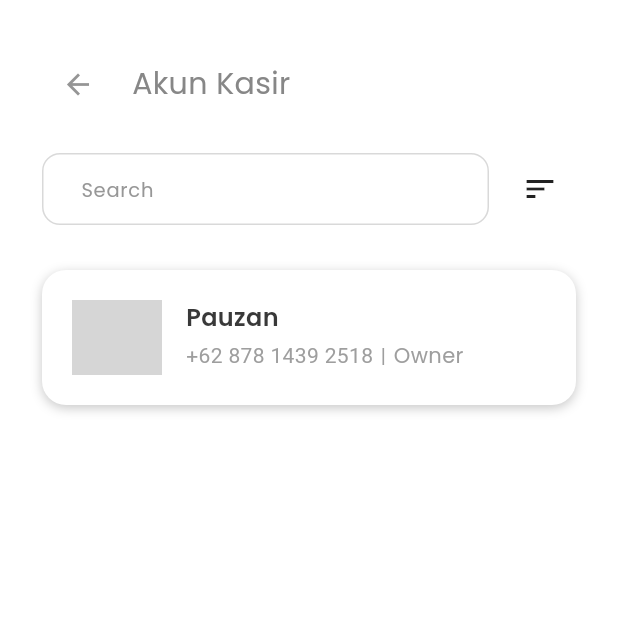
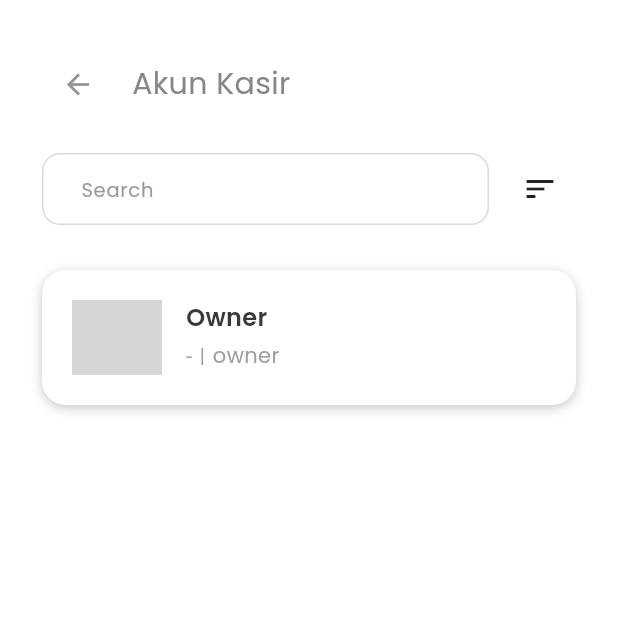
Before and after one commit to JansMoriarty/kasmini_app, a Flutter app: the HomePage screen opened directly, after a tap on "Akun Kasir", on a phone screen of 412 x 824 dp, the top half of it. Run offline on Flutter 3.47's test engine with Material 3 defaults, Android fonts, the phone set to English and light mode, and no system bars; our stand-ins replace flutter_bloc, get_it, google_nav_bar, image_picker, lottie, shared_preferences and 1 more; accounts and stored records are empty; project files that could hold a hidden picture were left out; grey boxes are pictures that could not be loaded.

Commit message:
add akun kasir get all data

```diff
--- a/lib/data/datasources/kasir_local_data_source.dart
+++ b/lib/data/datasources/kasir_local_data_source.dart
@@ -7,15 +7,16 @@ class KasirLocalDataSource {
 
   KasirLocalDataSource(this.database);
 
-  Future<List<Kasir>?> getAllKasir({Map<String, dynamic> filter = const {}}) async {
-    String whereClause = '';
-    List<dynamic> whereArgs = [];
+  Future<List<Kasir>?> getAllKasir(
+      {Map<String, dynamic> filter = const {}}) async {
+    try {
+      String? whereClause;
+      List<dynamic>? whereArgs;
 
     if (filter.isNotEmpty) {
-      filter.forEach((key, value) {
-        whereClause += whereClause.isEmpty ? '$key = ?' : ' AND $key = ?';
-        whereArgs.add(value);
-      });
+      final conditions = filter.entries.map((entry) => '${entry.key} = ?');
+      whereClause = conditions.join(' AND ');
+      whereArgs = filter.values.toList();
     }
 
       final query = await database.query(
@@ -29,9 +30,14 @@ class KasirLocalDataSource {
       }
 
       return query.map((kasir) => KasirModel.fromMap(kasir)).toList();
+    } catch (e) {
+      print('Error KasirLocalDataSource getAllKasir: ${e.toString()}');
+      return null;
+    }
   }
 
   Future<Kasir?> getKasir({Map<String, dynamic> filter = const {}}) async {
+    try {
       String whereClause = '';
       List<dynamic> whereArgs = [];
 
@@ -54,9 +60,14 @@ class KasirLocalDataSource {
       }
 
       return KasirModel.fromMap(query.first);
+    } catch (e) {
+      print('Error KasirLocalDataSource getAllKasir: ${e.toString()}');
+      return null;
+    }
   }
 
   Future<void> addKasir(Kasir newKasir) async {
+    try {
       final kasirModel = KasirModel(
         id: newKasir.id,
         nama: newKasir.nama,
@@ -69,9 +80,13 @@ class KasirLocalDataSource {
         'kasir',
         kasirModel.toMap(),
       );
+    } catch (e) {
+      print('Error KasirLocalDataSource addKasir: ${e.toString()}');
+    }
   }
 
   Future<void> updateKasir(Kasir kasir) async {
+    try {
       final kasirModel = KasirModel(
         id: kasir.id,
         nama: kasir.nama,
@@ -86,13 +101,20 @@ class KasirLocalDataSource {
         where: 'id = ?',
         whereArgs: [kasir.id],
       );
+    } catch (e) {
+      print('Error KasirLocalDataSource updateKasir: ${e.toString()}');
+    }
   }
 
   Future<void> deleteKasir(int id) async {
+    try {
       await database.delete(
         'kasir',
         where: 'id = ?',
         whereArgs: [id],
       );
+    } catch (e) {
+      print('Error KasirLocalDataSource deleteKasir: ${e.toString()}');
     }
   }
+}
--- a/lib/data/models/kasir_model.dart
+++ b/lib/data/models/kasir_model.dart
@@ -11,11 +11,11 @@ class KasirModel extends Kasir {
 
   factory KasirModel.fromMap(Map<String, dynamic> map) {
     return KasirModel(
-      id: map['id'],
-      nama: map['nama'],
-      noHp: map['noHp'],
-      pin: map['pin'],
-      role: map['role'],
+      id: map['id'] as int,
+      nama: map['nama'] ?? '',
+      noHp: map['noHp'] as String?,
+      pin: map['pin'] ?? '',
+      role: map['role'] ?? '',
     );
   }
 
--- a/lib/domain/entities/kasir.dart
+++ b/lib/domain/entities/kasir.dart
@@ -1,7 +1,7 @@
 class Kasir {
-  final int id;
+  final int? id;
   final String nama;
-  final String noHp;
+  final String? noHp;
   final String pin;
   final String role;
 
--- /dev/null
+++ b/lib/presentation/bloc/kasir/kasir_event.dart
@@ -0,0 +1,43 @@
+abstract class KasirEvent {
+  const KasirEvent();
+}
+
+class LoadKasir extends KasirEvent {}
+
+class AddKasir extends KasirEvent {
+  final String nama;
+  final String? noHp;
+  final String pin;
+  final String role;
+
+  const AddKasir({
+    required this.nama,
+    this.noHp,
+    required this.pin,
+    required this.role,
+  });
+}
+
+class UpdateKasir extends KasirEvent {
+  final int id;
+  final String nama;
+  final String? noHp;
+  final String pin;
+  final String role;
+
+  const UpdateKasir({
+    required this.id,
+    required this.nama,
+    this.noHp,
+    required this.pin,
+    required this.role,
+  });
+}
+
+class DeleteKasir extends KasirEvent {
+  final int id;
+
+  const DeleteKasir({
+    required this.id,
+  });
+}
--- /dev/null
+++ b/lib/presentation/bloc/kasir/kasir_state.dart
@@ -0,0 +1,27 @@
+import 'package:kasmini_app/domain/entities/kasir.dart';
+
+enum KasirStatus { initial, loading, loaded, error }
+
+class KasirState {
+  final KasirStatus status;
+  final List<Kasir> kasirData;
+  final String? errorMessage;
+
+  const KasirState({
+    this.status = KasirStatus.initial,
+    this.kasirData = const [],
+    this.errorMessage,
+  });
+
+  KasirState copyWith({
+    KasirStatus? status,
+    List<Kasir>? kasirData,
+    String? errorMessage,
+  }) {
+    return KasirState(
+      status: status ?? this.status,
+      kasirData: kasirData ?? this.kasirData,
+      errorMessage: errorMessage ?? this.errorMessage,
+    );
+  }
+}
--- a/lib/presentation/design/card_account.dart
+++ b/lib/presentation/design/card_account_widget.dart
@@ -1,25 +1,13 @@
 import 'package:flutter/material.dart';
+import 'package:kasmini_app/domain/entities/kasir.dart';
 import 'package:kasmini_app/presentation/views/account/edit_akun.dart';
 
-class CardAccount extends StatelessWidget {
-  const CardAccount({super.key});
+class CardAccountWidget extends StatelessWidget {
+  final Kasir kasir;
 
-  @override
-  Widget build(BuildContext context) {
-    return Scaffold(
-      body: Padding(
-        padding: const EdgeInsets.all(8.0),
-        child: Center(
-          child: AccountWidget(),
-        ),
-      ),
-    );
-  }
-}
-
-class AccountWidget extends StatelessWidget {
-  const AccountWidget({
+  const CardAccountWidget({
     super.key,
+    required this.kasir,
   });
 
   @override
@@ -54,9 +42,9 @@ class AccountWidget extends StatelessWidget {
             const SizedBox(width: 16),
             Column(
               crossAxisAlignment: CrossAxisAlignment.start,
-              children: const [
+              children: [
                 Text(
-                  'Pauzan',
+                  kasir.nama,
                   style: TextStyle(
                       color: Color.fromARGB(255, 57, 57, 57),
                       fontSize: 16,
@@ -67,7 +55,7 @@ class AccountWidget extends StatelessWidget {
                 Row(
                   children: [
                     Text(
-                      '+62 878 1439 2518',
+                      kasir.noHp ?? '-',
                       style: TextStyle(
                         fontSize: 14,
                         color: Colors.grey,
@@ -87,7 +75,7 @@ class AccountWidget extends StatelessWidget {
                       width: 5,
                     ),
                     Text(
-                      'Owner',
+                      kasir.role,
                       style: TextStyle(
                           fontSize: 14,
                           color: Colors.grey,
--- /dev/null
+++ b/lib/presentation/design/home/welcome_card_widget.dart
@@ -0,0 +1,46 @@
+  import 'package:flutter/material.dart';
+  import 'package:flutter_bloc/flutter_bloc.dart';
+  import 'package:kasmini_app/domain/entities/kasir.dart';
+  import 'package:kasmini_app/presentation/bloc/kasir/current_kasir_cubit.dart';
+
+  class WelcomeCardWidget extends StatelessWidget {
+    const WelcomeCardWidget({super.key});
+
+    @override
+    Widget build(BuildContext context) {
+      return BlocBuilder<CurrentKasirCubit, Kasir?>(
+        builder: (context, currKasir) => Row(
+          mainAxisAlignment: MainAxisAlignment.spaceBetween,
+          children: [
+            Column(
+              crossAxisAlignment: CrossAxisAlignment.start,
+              mainAxisAlignment: MainAxisAlignment.start,
+              children: [
+                Text(
+                  "Selamat Datang!",
+                  style: TextStyle(
+                      fontSize: 14,
+                      color: Colors.grey,
+                      fontFamily: 'Poppins',
+                      fontWeight: FontWeight.w600),
+                ),
+                SizedBox(height: 4),
+                Text(
+                  currKasir?.nama ?? 'User',
+                  style: TextStyle(
+                      fontSize: 20,
+                      color: Color(0xFF5755FE),
+                      fontWeight: FontWeight.bold,
+                      fontFamily: 'Poppins'),
+                ),
+              ],
+            ),
+            const CircleAvatar(
+              radius: 25,
+              backgroundImage: AssetImage('assets/images/avatar.jpg'),
+            ),
+          ],
+        ),
+      );
+    }
+  }
--- /dev/null
+++ b/lib/presentation/pages/home/kasir_page.dart
@@ -0,0 +1,17 @@
+import 'package:flutter/material.dart';
+import 'package:flutter_bloc/flutter_bloc.dart';
+import 'package:get_it/get_it.dart';
+import 'package:kasmini_app/presentation/bloc/kasir/kasir_bloc.dart';
+import 'package:kasmini_app/presentation/views/account/kasir_view.dart';
+
+class KasirPage extends StatelessWidget {
+  const KasirPage({super.key});
+
+  @override
+  Widget build(BuildContext context) {
+    return BlocProvider(
+      create: (context) => GetIt.instance.get<KasirBloc>(),
+      child: KasirView(),
+    );
+  }
+}
--- a/lib/presentation/views/account/akun_kasir.dart
+++ b/lib/presentation/views/account/kasir_view.dart
@@ -1,9 +1,25 @@
 import 'package:flutter/material.dart';
-import 'package:kasmini_app/presentation/design/card_account.dart';
-import 'package:kasmini_app/presentation/views/main_view.dart';
+import 'package:flutter_bloc/flutter_bloc.dart';
+import 'package:kasmini_app/domain/entities/kasir.dart';
+import 'package:kasmini_app/presentation/bloc/kasir/kasir_bloc.dart';
+import 'package:kasmini_app/presentation/bloc/kasir/kasir_event.dart';
+import 'package:kasmini_app/presentation/bloc/kasir/kasir_state.dart';
+import 'package:kasmini_app/presentation/design/card_account_widget.dart';
+import 'package:kasmini_app/presentation/pages/main_page.dart';
 
-class AkunKasir extends StatelessWidget {
-  const AkunKasir({super.key});
+class KasirView extends StatefulWidget {
+  const KasirView({super.key});
+
+  @override
+  State<KasirView> createState() => _KasirViewState();
+}
+
+class _KasirViewState extends State<KasirView> {
+  @override
+  void initState() {
+    super.initState();
+    context.read<KasirBloc>().add(LoadKasir());
+  }
 
   @override
   Widget build(BuildContext context) {
@@ -14,7 +30,6 @@ class AkunKasir extends StatelessWidget {
           padding: const EdgeInsets.all(12.0),
           child: Column(
             children: [
-              // Berikan ukuran eksplisit pada Stack
               SizedBox(
                 height: 80, // Ukuran yang sesuai untuk area Stack
                 child: Stack(
@@ -34,7 +49,7 @@ class AkunKasir extends StatelessWidget {
                               Navigator.push(
                                   context,
                                   MaterialPageRoute(
-                                      builder: (context) => const MainView()));
+                                      builder: (context) => const MainPage()));
                             },
                           ),
                           const SizedBox(width: 12),
@@ -53,14 +68,15 @@ class AkunKasir extends StatelessWidget {
                 ),
               ),
               Padding(
-                padding: const EdgeInsets.symmetric(horizontal: 16.0, vertical: 10.0),
+                padding: const EdgeInsets.symmetric(
+                    horizontal: 16.0, vertical: 10.0),
                 child: Row(
                   children: [
                     Expanded(
                       child: TextField(
                         decoration: InputDecoration(
-                          contentPadding:
-                              const EdgeInsets.symmetric(horizontal: 22, vertical: 8),
+                          contentPadding: const EdgeInsets.symmetric(
+                              horizontal: 22, vertical: 8),
                           border: OutlineInputBorder(
                             borderRadius: BorderRadius.circular(12.0),
                             borderSide: const BorderSide(
@@ -161,11 +177,43 @@ class AkunKasir extends StatelessWidget {
                   ],
                 ),
               ),
-              SizedBox( height: 20,),
-              Padding(
-                padding: const EdgeInsets.symmetric(horizontal: 16),
-                child: AccountWidget(),
-              )
+              SizedBox(
+                height: 20,
+              ),
+              Flexible(
+                child: SingleChildScrollView(
+                  child: BlocBuilder<KasirBloc, KasirState>(
+                    builder: (context, state) {
+                      if (state.status == KasirStatus.loading) {
+                        return const Center(
+                          child: CircularProgressIndicator(),
+                        );
+                      } else if (state.status == KasirStatus.error) {
+                        return Center(
+                          child: Text(state.errorMessage ?? ''),
+                        );
+                      } else if (state.status == KasirStatus.loaded) {
+                        final List<Kasir> kasirData = state.kasirData;
+
+                        if (kasirData.isEmpty) {
+                          return Text('Tidak ada data kasir');
+                        }
+
+                        return Column(
+                          children: kasirData.map((kasir) =>
+                            Padding(
+                              padding: const EdgeInsets.symmetric(horizontal: 16),
+                              child: CardAccountWidget(kasir: kasir,),
+                            ),
+                          ).toList(),
+                        );
+                      } else {
+                        return Container();
+                      }
+                    },
+                  ),
+                ),
+              ),
             ],
           ),
         ),
--- a/lib/presentation/views/home.dart
+++ b/lib/presentation/views/home.dart
@@ -1,7 +1,7 @@
 import 'package:flutter/material.dart';
-import 'package:google_nav_bar/google_nav_bar.dart';
-import 'package:kasmini_app/presentation/design/nav.dart';
-import 'package:kasmini_app/presentation/views/account/akun_kasir.dart';
+import 'package:kasmini_app/presentation/design/home/welcome_card_widget.dart';
+import 'package:kasmini_app/presentation/pages/home/kasir_page.dart';
+import 'package:kasmini_app/presentation/views/account/kasir_view.dart';
 import 'package:kasmini_app/presentation/views/edit_toko.dart';
 import 'package:kasmini_app/presentation/views/example_prod.dart';
 import 'package:kasmini_app/presentation/views/history/history.dart';
@@ -13,47 +13,10 @@ class HomePage extends StatefulWidget {
   const HomePage({super.key});
 
   @override
-  _MyHomePageState createState() => _MyHomePageState();
+  MyHomePageState createState() => MyHomePageState();
 }
 
-class _MyHomePageState extends State<HomePage> {
-  int _selectedIndex = 0; // Default tab adalah Home
-
-  // Fungsi untuk menangani perubahan tab
-  void _onItemTapped(int index) {
-    setState(() {
-      _selectedIndex = index;
-    });
-
-    // Navigasi berdasarkan tab yang dipilih
-    switch (index) {
-      case 0:
-        Navigator.pushReplacement(
-          context,
-          MaterialPageRoute(builder: (context) => const HomePage()),
-        );
-        break;
-      case 1:
-        Navigator.pushReplacement(
-          context,
-          MaterialPageRoute(builder: (context) => const History()),
-        );
-        break;
-      case 2:
-        Navigator.pushReplacement(
-          context,
-          MaterialPageRoute(builder: (context) => const History()),
-        );
-        break;
-      case 3:
-        Navigator.pushReplacement(
-          context,
-          MaterialPageRoute(builder: (context) => const History()),
-        );
-        break;
-    }
-  }
-
+class MyHomePageState extends State<HomePage> {
   @override
   Widget build(BuildContext context) {
     return Scaffold(
@@ -61,46 +24,16 @@ class _MyHomePageState extends State<HomePage> {
       body: SingleChildScrollView(
         child: Padding(
           padding: const EdgeInsets.symmetric(
-              horizontal: 12,
-              vertical: 40), // Mengurangi padding agar lebih responsif
-          child: Padding(
+              horizontal: 20,
+              vertical: 52), // Mengurangi padding agar lebih responsif
+          child: Builder(
+            builder: (context) {
+              return Padding(
                 padding: const EdgeInsets.symmetric(horizontal: 8, vertical: 12),
                 child: Column(
                   crossAxisAlignment: CrossAxisAlignment.start,
                   children: [
-                Row(
-                  mainAxisAlignment: MainAxisAlignment.spaceBetween,
-                  children: [
-                    Column(
-                      crossAxisAlignment: CrossAxisAlignment.start,
-                      mainAxisAlignment: MainAxisAlignment.start,
-                      children: const [
-                        Text(
-                          "Selamat Datang!",
-                          style: TextStyle(
-                              fontSize: 14,
-                              color: Colors.grey,
-                              fontFamily: 'Poppins',
-                              fontWeight: FontWeight.w600),
-                        ),
-                        SizedBox(height: 4),
-                        Text(
-                          "Pauzan Rizky A.",
-                          style: TextStyle(
-                              fontSize: 20,
-                              color: Color(0xFF5755FE),
-                              fontWeight: FontWeight.bold,
-                              fontFamily: 'Poppins'),
-                        ),
-                      ],
-                    ),
-                    const CircleAvatar(
-                      radius: 25,
-                      backgroundImage:
-                          AssetImage('assets/images/avatar.jpg'),
-                    ),
-                  ],
-                ),
+                    WelcomeCardWidget(),
                     const SizedBox(height: 25),
                     // Info Card
                     Container(
@@ -513,7 +446,7 @@ class _MyHomePageState extends State<HomePage> {
                             Navigator.push(
                                 context,
                                 MaterialPageRoute(
-                                builder: (context) => AkunKasir()));
+                                    builder: (context) => KasirPage()));
                           },
                           child: Container(
                             width: double.infinity,
@@ -601,6 +534,8 @@ class _MyHomePageState extends State<HomePage> {
                     ),
                   ],
                 ),
+              );
+            }
           ),
         ),
       ),
--- a/pubspec.yaml
+++ b/pubspec.yaml
@@ -23,6 +23,7 @@ dependencies:
   path: ^1.9.0
   shared_preferences: ^2.5.2
   flutter_bloc: ^9.0.0
+  equatable: ^2.0.7
 
 dev_dependencies:
   flutter_test:
```
Also changed, not shown: lib/core/service_locator.dart (+20 -7 lines), lib/presentation/bloc/kasir/current_kasir_cubit.dart (renamed from lib/presentation/bloc/kasir/kasir_cubit.dart, +4 -5 lines), lib/presentation/bloc/kasir/kasir_bloc.dart (added, +129 -0 lines), lib/presentation/pages/main_page.dart (+10 -2 lines), pubspec.lock. Lines whose indentation alone changed are shown as unchanged.
